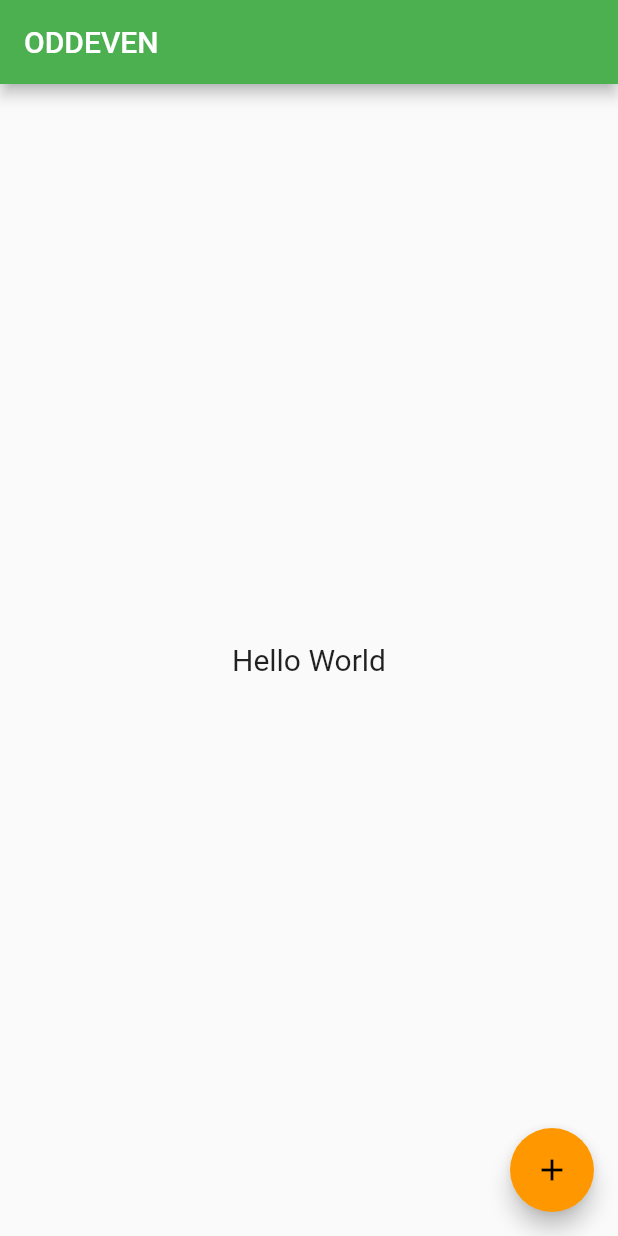
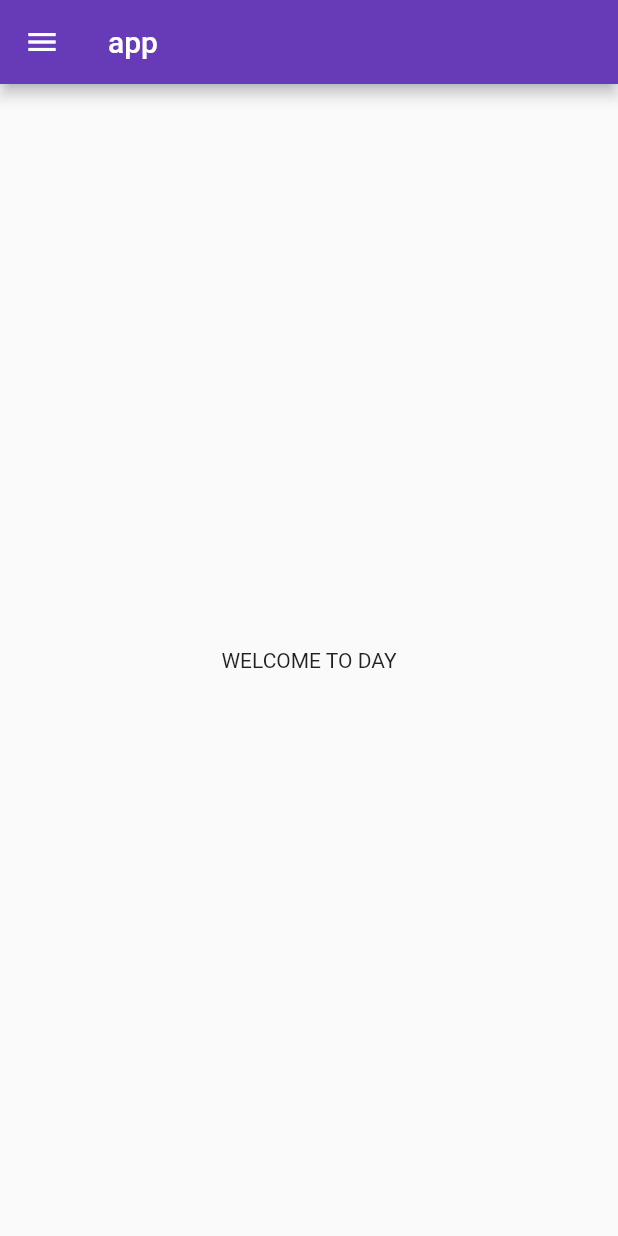
Before and after one commit to ARUNODDEVEN/flutter, a Flutter app: the screen it shows after launch, on a phone screen of 412 x 824 dp. Run offline on Flutter 3.47's test engine with Material 2 defaults, Android fonts, the phone set to English and light mode, and no system bars.

Commit message:
day3 completed

```diff
--- a/lib/main.dart
+++ b/lib/main.dart
@@ -1,6 +1,8 @@
 import 'package:flutter/material.dart';
+import 'package:flutter_application_1/pages/home_page.dart';
+import 'package:flutter_application_1/pages/loginpage.dart';
 
-void main() {
+void main(List<String> args) {
   runApp(new myapp());
 }
 
@@ -9,68 +11,25 @@ class myapp extends StatelessWidget {
 
   @override
   Widget build(BuildContext context) {
-    return new MaterialApp(
-      title: "My App",
-      home: new HomePage(),
-      theme: new ThemeData(
-        primarySwatch: Colors.green,
-        brightness: Brightness.light,
-        accentColor: Colors.orange,
+
+    return MaterialApp(
+
+      themeMode: ThemeMode.light,
+      theme: ThemeData(
+        primarySwatch:Colors.deepPurple
       ),
+      darkTheme: ThemeData(
+        brightness: Brightness.dark
+
+      ),
+      initialRoute: "/home",
+routes:{
+  "/":(context) =>loginpage(),
+   "/home":(context) =>homepage(),
+  "/login":(context) => loginpage()
+
+} ,
+
     );
   }
 }
-
-class HomePage extends StatefulWidget {
-  const HomePage({Key? key}) : super(key: key);
-
-  @override
-  State<HomePage> createState() => _HomePageState();
-}
-
-class _HomePageState extends State<HomePage> {
-  String mytext = "Hello World";
-
-  void _changetext() {
-    setState(() {
-      if (mytext.startsWith("H")) {
-        mytext = "Welcome To My App";
-      } else {
-        mytext = "Hello";
-      }
-    });
-  }
-
-  Widget _bodywidget() {
-    return new Container(
-      padding: const EdgeInsets.all(8.0),
-      child: new Center(
-        child: new Column(
-          mainAxisAlignment: MainAxisAlignment.center,
-          children: <Widget>[
-            new Text(
-              mytext,
-              style: new TextStyle(
-                fontSize: 20.0,
-              ),
-            ),
-          ],
-        ),
-      ),
-    );
-  }
-
-  @override
-  Widget build(BuildContext context) {
-    return new Scaffold(
-      appBar: new AppBar(
-        title: new Text("ODDEVEN"),
-      ),
-      body: _bodywidget(),
-      floatingActionButton: new FloatingActionButton(
-        child: new Icon(Icons.add),
-        onPressed: _changetext,
-      ),
-    );
-  }
-}
--- a/lib/oddeven2.dart
+++ b/lib/oddeven2.dart
@@ -0,0 +1,19 @@
+import 'package:flutter/material.dart';
+import 'package:flutter_application_1/main.dart';
+import 'package:flutter_application_1/pages/home_page.dart';
+
+void main() {
+  runApp(new myapp());
+}
+
+class myapp extends StatelessWidget {
+  const myapp({Key? key}) : super(key: key);
+
+  @override
+  Widget build(BuildContext context) {
+    return homepage();
+  }
+}
+homepage(
+
+)
--- /dev/null
+++ b/lib/pages/home_page.dart
@@ -0,0 +1,21 @@
+import 'package:flutter/material.dart';
+
+class homepage extends StatelessWidget {
+  const homepage({Key? key}) : super(key: key);
+
+  @override
+
+  Widget build(BuildContext context) {
+    return Scaffold(
+      appBar: AppBar(
+        title: Text("app"),
+      ),
+      body: Center(
+        child: Container(
+          child: Text("WELCOME TO DAY"),
+        ),
+      ),
+      drawer: Drawer(),
+    );
+  }
+}
--- a/lib/tempCodeRunnerFile.dart
+++ b/lib/tempCodeRunnerFile.dart
@@ -1,2 +1 @@
-
-    r
+override
```
Also changed, not shown: lib/pages/loginpage.dart (added, +23 -0 lines).
